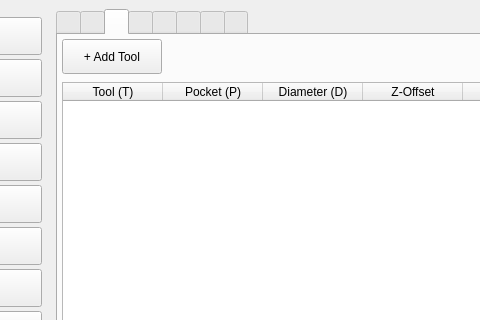
Old version of the form thorcnc/thorcnc.ui in the repository Moshkopp/ThorCNC; both pictures show x 139 to 619 and y 0 to 320 of the 1280 by 850 pixel window.
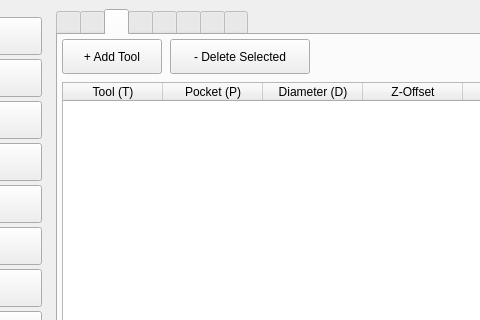
New version of the form. The open tabs and pages were chosen to show the change.

Commit message: feat: add functionality to delete tools from the tool table via UI button and context menu

What changed in the file:
```diff
--- a/thorcnc/thorcnc.ui
+++ b/thorcnc/thorcnc.ui
@@ -771,6 +771,19 @@
               </property>
              </widget>
             </item>
+             <item>
+              <widget class="QPushButton" name="btn_delete_tool">
+               <property name="minimumSize">
+                <size>
+                 <width>140</width>
+                 <height>35</height>
+                </size>
+               </property>
+               <property name="text">
+                <string>- Delete Selected</string>
+               </property>
+              </widget>
+             </item>
             <item>
              <spacer>
               <property name="orientation">
```
Lines whose indentation alone changed are shown as unchanged. The commit also changes 4 other files.
